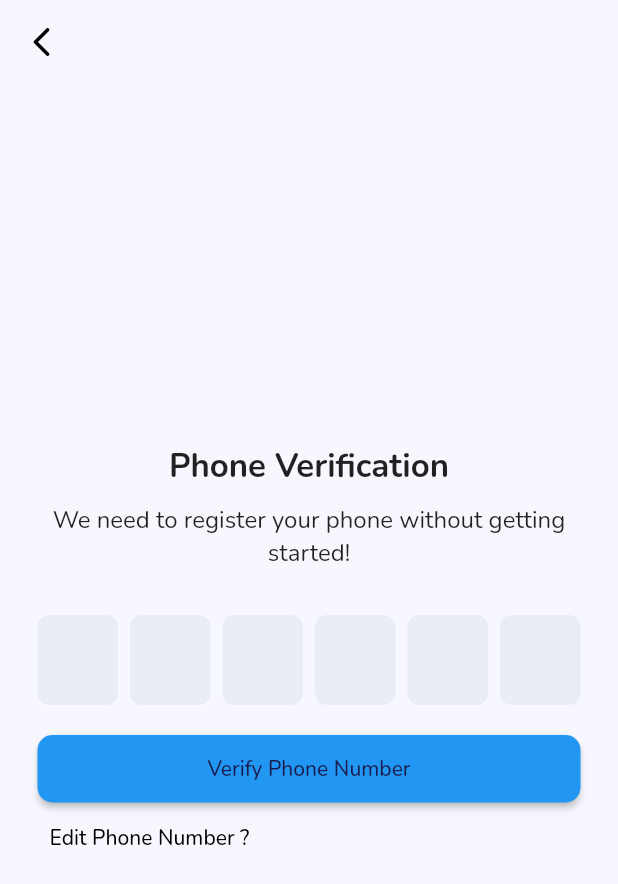
After one commit to vvs-personalstash/On-Wayz, a Flutter app: the MyVerify screen opened by its route, on a phone screen of 412 x 824 dp. The commit adds this screen. Shown: the top 884 px of the screen. Run offline on Flutter 3.47's test engine with Material 2 defaults, Android fonts, the phone set to English and light mode, and no system bars; drawn by our look-alikes of pinput; our stand-ins replace cloud_firestore, firebase_auth, firebase_core, flutter_dotenv, geolocator, google_fonts and 6 more; missing offline and left inert: cloudinary, geoflutterfire2; accounts and stored records are empty.

Commit message:
Added phone verification when user creates account

```diff
--- a/lib/authentication/login_google.dart
+++ b/lib/authentication/login_google.dart
@@ -1,5 +1,6 @@
 import 'package:flutter/material.dart';
 import 'package:on_ways/Providers/User.dart';
+import 'package:on_ways/authentication/login_PhoneNumber.dart';
 import 'package:on_ways/authentication/register.dart';
 import 'package:on_ways/screens/scaffold_screen.dart';
 import 'package:on_ways/utilities/custom_button.dart';
@@ -50,7 +51,7 @@ class LoginPage extends StatelessWidget {
                       else
                         {
                           Navigator.pushReplacementNamed(
-                              context, SignUpPage.routename)
+                              context, PhoneAuthForm.routename)
                         }
                     });
               },
--- /dev/null
+++ b/lib/authentication/otp.dart
@@ -0,0 +1,152 @@
+import 'package:firebase_auth/firebase_auth.dart';
+import 'package:flutter/material.dart';
+import 'package:on_ways/authentication/register.dart';
+import 'package:pinput/pinput.dart';
+import 'login_PhoneNumber.dart';
+
+class MyVerify extends StatefulWidget {
+  static const routename = '/verify';
+
+  @override
+  State<MyVerify> createState() => _MyVerifyState();
+}
+
+class _MyVerifyState extends State<MyVerify> {
+  @override
+  Widget build(BuildContext context) {
+    final user = FirebaseAuth.instance.currentUser!;
+    var code = "";
+    final defaultPinTheme = PinTheme(
+      width: 56,
+      height: 56,
+      textStyle: TextStyle(
+          fontSize: 20,
+          color: Color.fromRGBO(30, 60, 87, 1),
+          fontWeight: FontWeight.w600),
+      decoration: BoxDecoration(
+        border: Border.all(color: Color(0xFFFFB6C1)),
+        borderRadius: BorderRadius.circular(20),
+      ),
+    );
+
+    final focusedPinTheme = defaultPinTheme.copyDecorationWith(
+      border: Border.all(color: Color.fromRGBO(114, 178, 238, 1)),
+      borderRadius: BorderRadius.circular(8),
+    );
+
+    final submittedPinTheme = defaultPinTheme.copyWith(
+      decoration: defaultPinTheme.decoration?.copyWith(
+        color: Color.fromRGBO(234, 239, 243, 1),
+      ),
+    );
+
+    return Scaffold(
+      extendBodyBehindAppBar: true,
+      appBar: AppBar(
+        backgroundColor: Colors.transparent,
+        leading: IconButton(
+          onPressed: () {
+            Navigator.pop(context);
+          },
+          icon: Icon(
+            Icons.arrow_back_ios_rounded,
+            color: Colors.black,
+          ),
+        ),
+        elevation: 0,
+      ),
+      body: Container(
+        margin: EdgeInsets.only(left: 25, right: 25),
+        alignment: Alignment.center,
+        child: SingleChildScrollView(
+          child: Column(
+            mainAxisAlignment: MainAxisAlignment.center,
+            children: [
+              SizedBox(
+                height: 55,
+              ),
+              Text(
+                "Phone Verification",
+                style: TextStyle(fontSize: 22, fontWeight: FontWeight.bold),
+              ),
+              SizedBox(
+                height: 10,
+              ),
+              Text(
+                "We need to register your phone without getting started!",
+                style: TextStyle(
+                  fontSize: 16,
+                ),
+                textAlign: TextAlign.center,
+              ),
+              SizedBox(
+                height: 30,
+              ),
+              Pinput(
+                length: 6,
+                // defaultPinTheme: defaultPinTheme,
+                // focusedPinTheme: focusedPinTheme,
+                // submittedPinTheme: submittedPinTheme,
+
+                showCursor: true,
+                onCompleted: (pin) {
+                  code = pin;
+                },
+              ),
+              SizedBox(
+                height: 20,
+              ),
+              SizedBox(
+                width: double.infinity,
+                height: 45,
+                child: ElevatedButton(
+                    style: ElevatedButton.styleFrom(
+                        foregroundColor: Color.fromRGBO(25, 28, 77, 1),
+                        shape: RoundedRectangleBorder(
+                            borderRadius: BorderRadius.circular(10))),
+                    onPressed: () async {
+                      try {
+                        PhoneAuthCredential credential =
+                            PhoneAuthProvider.credential(
+                                verificationId: PhoneAuthForm.verify,
+                                smsCode: code);
+                        await user.linkWithCredential(credential);
+                        Navigator.pushNamedAndRemoveUntil(
+                            context, SignUpPage.routename, (route) => false);
+                      } catch (e) {
+                        showDialog(
+                            context: context,
+                            builder: (context) => Dialog(
+                                    child: Padding(
+                                  padding: const EdgeInsets.all(8.0),
+                                  child: Text(
+                                    e.toString(),
+                                  ),
+                                )));
+                      }
+                    },
+                    child: Text("Verify Phone Number")),
+              ),
+              Row(
+                children: [
+                  TextButton(
+                      onPressed: () {
+                        Navigator.pushNamedAndRemoveUntil(
+                          context,
+                          'phone',
+                          (route) => false,
+                        );
+                      },
+                      child: Text(
+                        "Edit Phone Number ?",
+                        style: TextStyle(color: Colors.black),
+                      ))
+                ],
+              )
+            ],
+          ),
+        ),
+      ),
+    );
+  }
+}
--- a/lib/main.dart
+++ b/lib/main.dart
@@ -2,6 +2,8 @@ import 'package:flutter/material.dart';
 import 'package:on_ways/Networking/image.dart';
 import 'package:on_ways/Networking/location.dart';
 import 'package:on_ways/Providers/User.dart';
+import 'package:on_ways/authentication/login_PhoneNumber.dart';
+import 'package:on_ways/authentication/otp.dart';
 import 'package:on_ways/authentication/register.dart';
 import 'package:on_ways/screens/blogscreen.dart';
 import 'package:on_ways/screens/scaffold_screen.dart';
@@ -96,6 +98,8 @@ class MyApp extends StatelessWidget {
               HomeScreen.routename: (context) => const HomeScreen(),
               ImageUploadScreen.routename: (context) => ImageUploadScreen(),
               BlogScreen.routeName: (context) => BlogScreen(),
+              PhoneAuthForm.routename: (context) => PhoneAuthForm(),
+              MyVerify.routename: (context) => MyVerify(),
             },
           ));
 }
--- a/pubspec.yaml
+++ b/pubspec.yaml
@@ -52,6 +52,7 @@ dependencies:
   cloudinary_url_gen: ^1.0.0
   like_button: ^2.0.5
   geoflutterfire2: ^2.3.15
+  pinput: ^3.0.0
 
 dev_dependencies:
   flutter_test:
```
Also changed, not shown: lib/authentication/login_PhoneNumber.dart (added, +158 -0 lines), lib/authentication/register.dart (+7 -32 lines).
